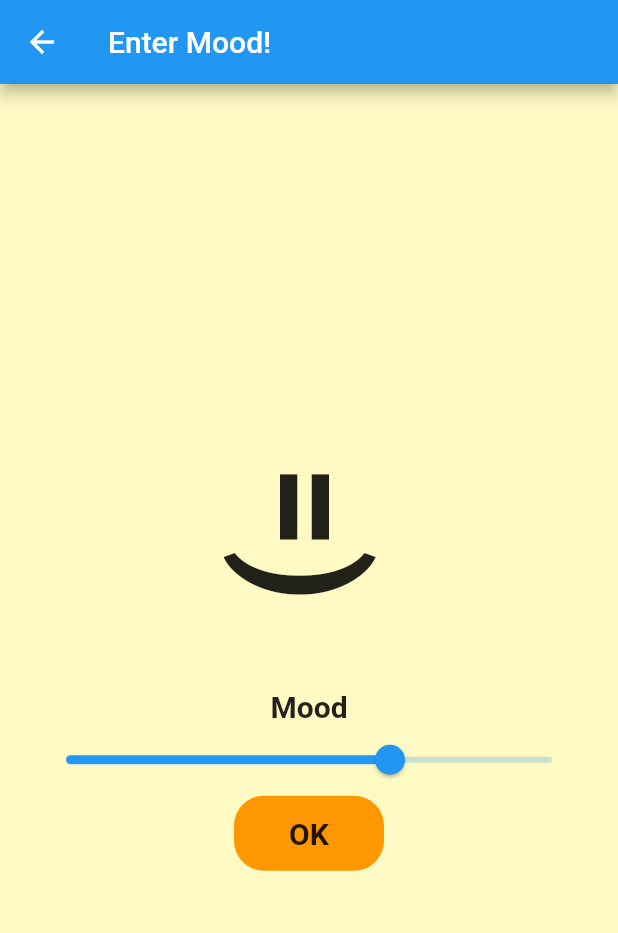
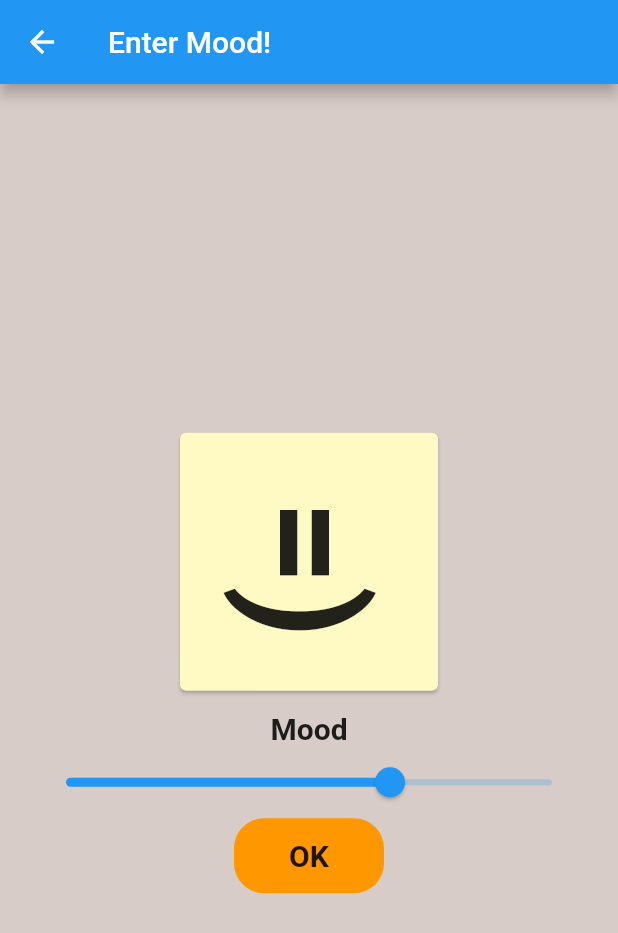
Before and after one commit to Jaeder42/mood_tracker, a Flutter app: the screen it shows after launch, after a tap on the "insert emoticon" icon, on a phone screen of 412 x 824 dp. Shown: the top 933 px of the screen. Run offline on Flutter 3.47's test engine with Material 2 defaults, Android fonts, the phone set to English and light mode, and no system bars.

Commit message:
Cards, cards everywhere

```diff
--- a/lib/main.dart
+++ b/lib/main.dart
@@ -45,7 +45,7 @@ class _MyHomePageState extends State<MyHomePage> {
         children: List.generate(100, (index) {
           return Card(
             color: Colors.yellow[100],
-            child: label(moodFace(3), size: 100.0, turn: 1),
+            child: Center(child:label(moodFace(3), size: 100.0, turn: 1)),
           );
         }),
       ),
--- a/lib/views/mood_editor.dart
+++ b/lib/views/mood_editor.dart
@@ -51,7 +51,7 @@ class _MoodEditorState extends State<MoodEditor> {
   @override
   Widget build(BuildContext context) {
     return Scaffold(
-        backgroundColor: Colors.yellow[100],
+        backgroundColor: Colors.brown[100],
         appBar: AppBar(
           title: Text('Enter Mood!'),
         ),
@@ -62,8 +62,13 @@ class _MoodEditorState extends State<MoodEditor> {
               crossAxisAlignment: CrossAxisAlignment.center,
               children: <Widget>[
                 Container(
-                    height: 150,
-                    child: label(moodFace(this.mood), size: 100.0, turn: 1)),
+                    height: 180,
+                    width: 180,
+                    child: Card(
+                        color: Colors.yellow[100],
+                        child: Center(
+                            child: label(moodFace(this.mood),
+                                size: 100.0, turn: 1)))),
                 label('Mood'),
                 slider(_setMood, this.mood),
                 Center(
```
